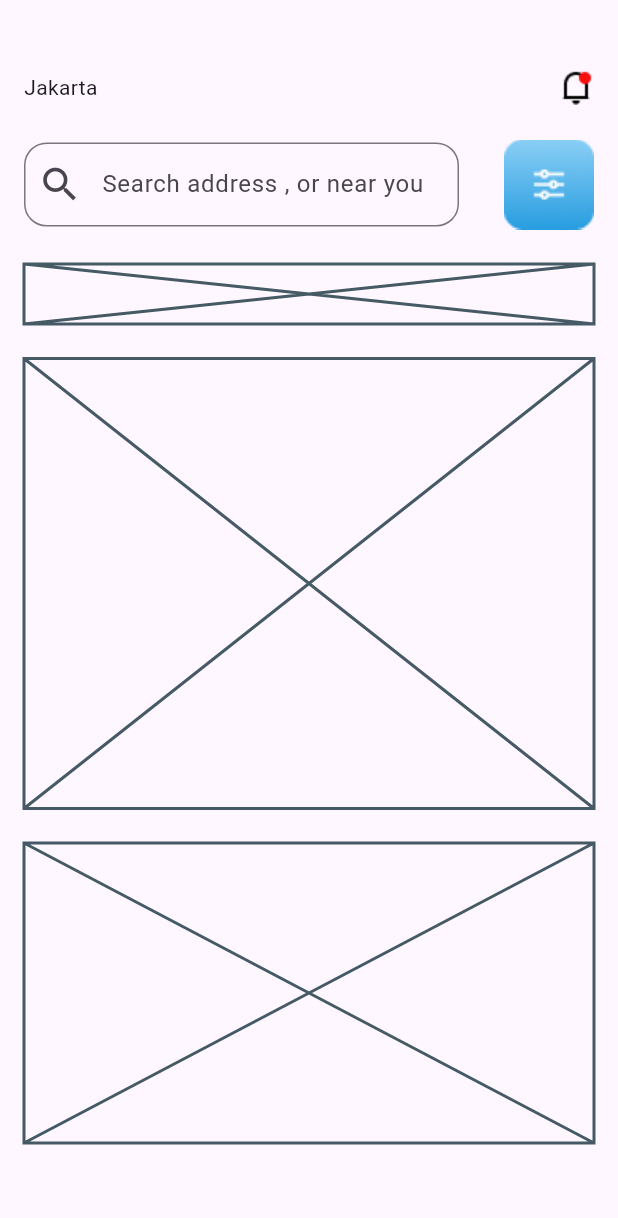
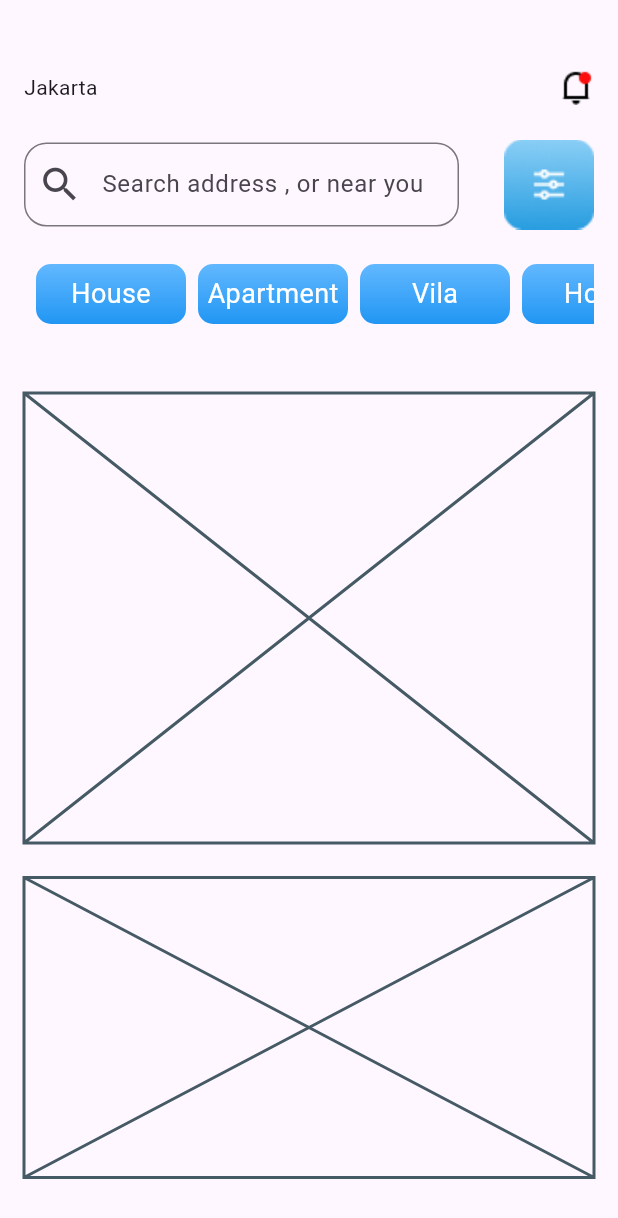
Before and after one commit to mohidhafeez/real_estate_app, a Flutter app: the screen it shows after launch, on a phone screen of 412 x 824 dp. Shown: the top 1218 px of the screen. Run offline on Flutter 3.47's test engine with Material 2 defaults, Android fonts, the phone set to English and light mode, and no system bars.

Commit message:
after buttons list

```diff
--- a/lib/homepage.dart
+++ b/lib/homepage.dart
@@ -1,7 +1,9 @@
 import 'package:flutter/material.dart';
+import 'package:real_estate/utilities/main_button.dart';
 
 class HomePageView extends StatelessWidget {
-  const HomePageView({super.key});
+  final List<String> names = ["House", "Apartment", "Vila", "Hotel"];
+  HomePageView({super.key});
 
   @override
   Widget build(BuildContext context) {
@@ -52,14 +54,28 @@ class HomePageView extends StatelessWidget {
                   ),
                 ],
               ),
+              const SizedBox(
+                height: 23,
+              ),
+              SizedBox(
+                height: 40,
+                child: ListView.builder(
+                    scrollDirection: Axis.horizontal,
+                    shrinkWrap: true,
+                    itemCount: names.length,
+                    itemBuilder: (context, index) {
+                      return Padding(
+                        padding: const EdgeInsets.only(left: 8.0),
+                        child: MainButton(text: names[index]),
+                      );
+                    }),
+              ),
 
               const SizedBox(
                 height: 23,
               ),
               //category list
-              Placeholder(
-                fallbackHeight: 40,
-              ),
+
               SizedBox(
                 height: 23,
               ),
--- /dev/null
+++ b/lib/utilities/main_button.dart
@@ -0,0 +1,36 @@
+import 'package:flutter/material.dart';
+
+class MainButton extends StatelessWidget {
+  final String text;
+  // Callback function to be executed on tap
+
+  const MainButton({
+    Key? key,
+    required this.text,
+  }) : super(key: key);
+
+  @override
+  Widget build(BuildContext context) {
+    return GestureDetector(
+      onTap: () {}, // Execute the provided onTap callback
+      child: Container(
+        height: 45,
+        width: 100,
+        decoration: BoxDecoration(
+          borderRadius: BorderRadius.circular(10),
+          gradient: LinearGradient(
+            colors: [const Color.fromARGB(255, 98, 184, 255), Colors.blue],
+            begin: Alignment.topCenter,
+            end: Alignment.bottomCenter,
+          ),
+        ),
+        child: Center(
+          child: Text(
+            text,
+            style: TextStyle(color: Colors.white, fontSize: 18),
+          ),
+        ),
+      ),
+    );
+  }
+}
```
